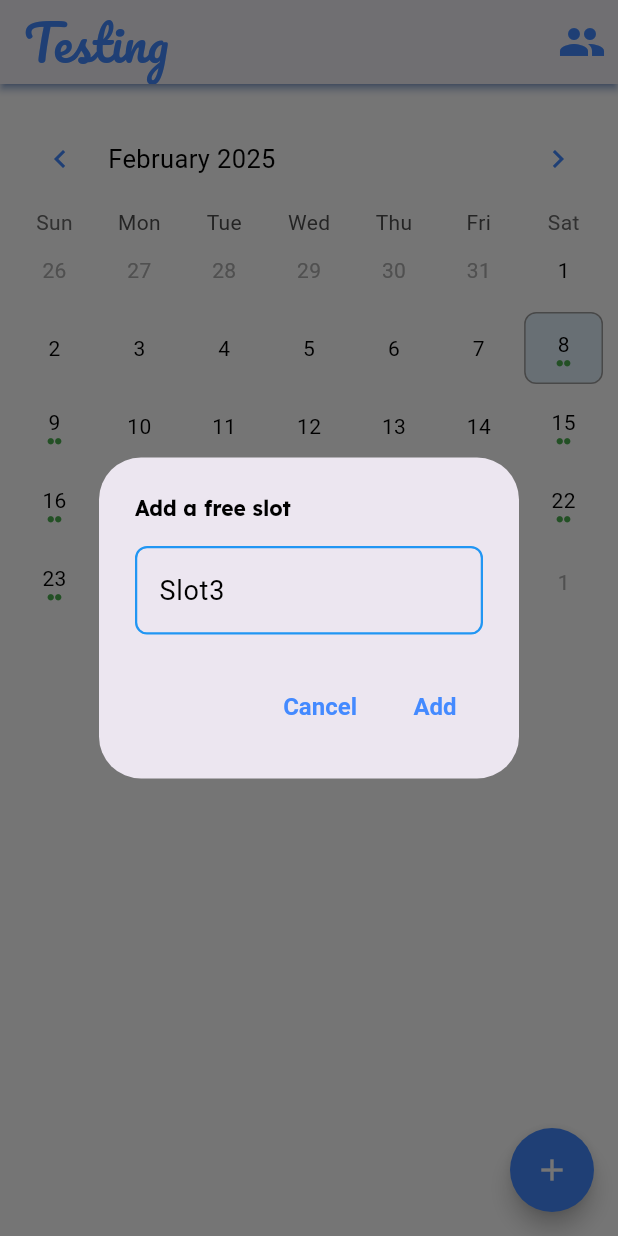
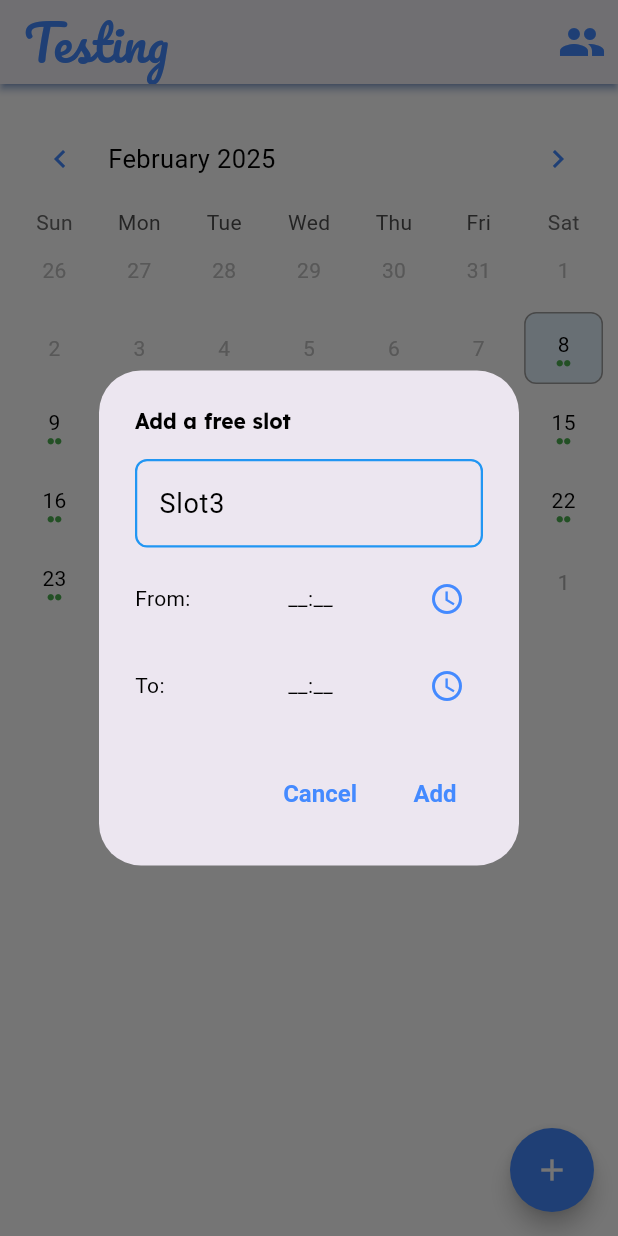
Before and after one commit to jayantadn/vkhillseva, a Flutter app: the screen it shows after launch, after a tap on the "add" icon, on a phone screen of 412 x 824 dp. Run offline on Flutter 3.47's test engine with Material 3 defaults, Android fonts, the phone set to English and light mode, and no system bars; drawn by our look-alikes of table_calendar; our stand-ins replace file_picker, firebase_auth, firebase_core, firebase_database, firebase_storage, fl_chart and 10 more; missing offline and left inert: fast_image_resizer; accounts and stored records are empty.

Commit message:
midway for start and end time

```diff
--- a/vkhgaruda/lib/common/const.dart
+++ b/vkhgaruda/lib/common/const.dart
@@ -13,7 +13,7 @@ class Const {
 
   final String dbroot = "VKHILLSEVA_01";
   final String dbrootSangeetSeva = "SANGEETSEVA_01";
-  final String version = "3.1.0";
+  final String version = "3.2.0";
 
   final int fbListenerDelay = 2; // seconds
   final double toolbarIconSize = 32;
--- a/vkhgaruda/lib/main.dart
+++ b/vkhgaruda/lib/main.dart
@@ -28,7 +28,6 @@ class MyApp extends StatelessWidget {
   // This widget is the root of your application.
   @override
   Widget build(BuildContext context) {
-    return MaterialApp(
-        title: "ISKCON VK Hill Seva", theme: themeDefault, home: test);
+    return MaterialApp(title: "Garuda", theme: themeDefault, home: test);
   }
 }
--- a/vkhgaruda/lib/sangeet_seva/sangeet_seva.dart
+++ b/vkhgaruda/lib/sangeet_seva/sangeet_seva.dart
@@ -62,7 +62,7 @@ class _SangeetSevaState extends State<SangeetSeva> {
     });
 
     // perform async operations here
-    _fillAvailabilityIndicators();
+    await _fillAvailabilityIndicators();
 
     // refresh all child widgets
 
@@ -173,7 +173,7 @@ class _SangeetSevaState extends State<SangeetSeva> {
     DateTime now = DateTime.now();
 
     return TableCalendar(
-      firstDay: DateTime(2024),
+      firstDay: DateTime.now(),
       lastDay: DateTime.now().add(Duration(days: 90)),
       focusedDay: DateTime.now(),
       selectedDayPredicate: (day) {
@@ -219,15 +219,76 @@ class _SangeetSevaState extends State<SangeetSeva> {
     showDialog(
         context: context,
         builder: (BuildContext context) {
-          TextEditingController controller =
+          TextEditingController nameController =
               TextEditingController(text: "Slot${totalSlots + 1}");
+          TextEditingController startTimeController =
+              TextEditingController(text: "__:__");
+          TextEditingController endTimeController =
+              TextEditingController(text: "__:__");
+
           return AlertDialog(
               title: Text('Add a free slot'),
-              content: TextField(
-                controller:
-                    controller, // Assign the controller to the TextField
-                decoration: InputDecoration(hintText: "Slot name"),
+              content: SingleChildScrollView(
+                child: Column(
+                  children: [
+                    // slot name
+                    TextField(
+                      controller:
+                          nameController, // Assign the controller to the TextField
+                      decoration: InputDecoration(hintText: "Slot name"),
+                    ),
+
+                    // start time
+                    SizedBox(height: 10),
+                    Row(
+                      mainAxisAlignment: MainAxisAlignment.spaceBetween,
+                      children: [
+                        SizedBox(width: 50, child: Text("From:")),
+                        Text(startTimeController.text),
+                        IconButton(
+                          onPressed: () async {
+                            TimeOfDay? picked = await showTimePicker(
+                              context: context,
+                              initialTime: TimeOfDay.now(),
+                            );
+                            if (picked != null) {
+                              // handle start time input
+                            }
+                          },
+                          icon: Icon(Icons.access_time),
+                        ),
+                      ],
+                    ),
+
+                    // end time
+                    SizedBox(height: 10),
+                    Row(
+                      mainAxisAlignment: MainAxisAlignment.spaceBetween,
+                      children: [
+                        SizedBox(
+                          width: 50,
+                          child: Text("To:"),
+                        ),
+                        Text(endTimeController.text),
+                        IconButton(
+                          onPressed: () async {
+                            TimeOfDay? picked = await showTimePicker(
+                              context: context,
+                              initialTime: TimeOfDay.now(),
+                            );
+                            if (picked != null) {
+                              // handle start time input
+                            }
+                          },
+                          icon: Icon(Icons.access_time),
+                        ),
+                      ],
+                    ),
+                  ],
+                ),
               ),
+
+              // buttons
               actions: <Widget>[
                 TextButton(
                   child: Text('Cancel'),
@@ -244,11 +305,16 @@ class _SangeetSevaState extends State<SangeetSeva> {
                     await FB().addKVToList(
                         dbroot: Const().dbrootSangeetSeva,
                         path: "Slots/$dbDate",
-                        key: controller.text,
+                        key: nameController.text,
                         value: "");
 
                     // refresh the availability indicators
                     await _fillAvailabilityIndicators(date: _selectedDate);
+
+                    // clean up
+                    nameController.dispose();
+                    startTimeController.dispose();
+                    endTimeController.dispose();
                   },
                 ),
               ]);
```
Also changed, not shown: 1 other file.
